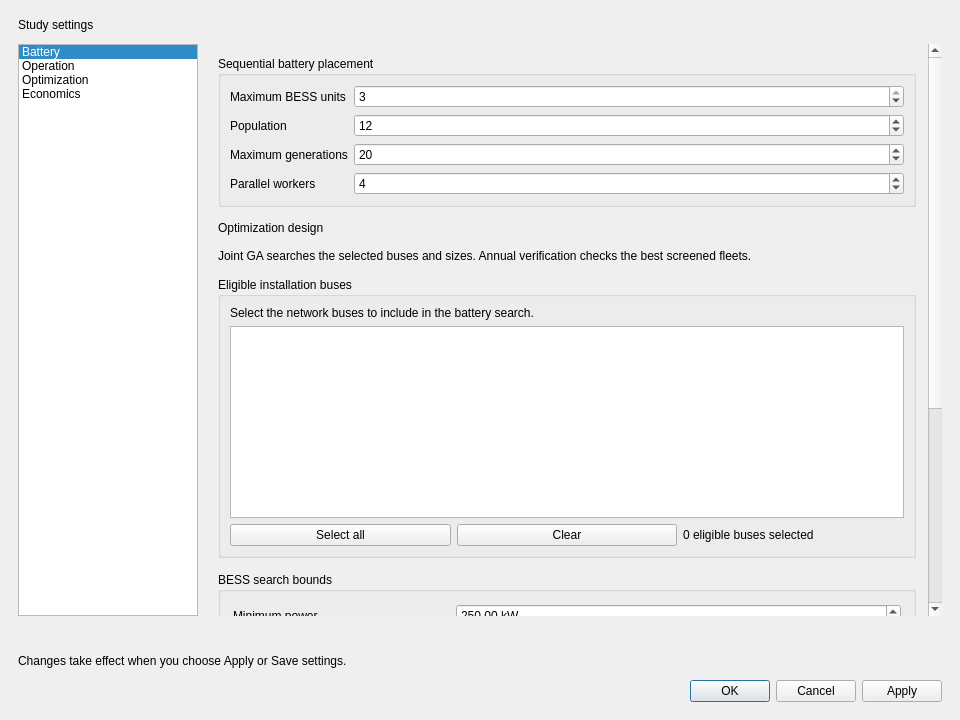
Old version of the form 07_Implementation/src/assets/settings_dialog.ui in the repository Islahi/EE499-Team16.
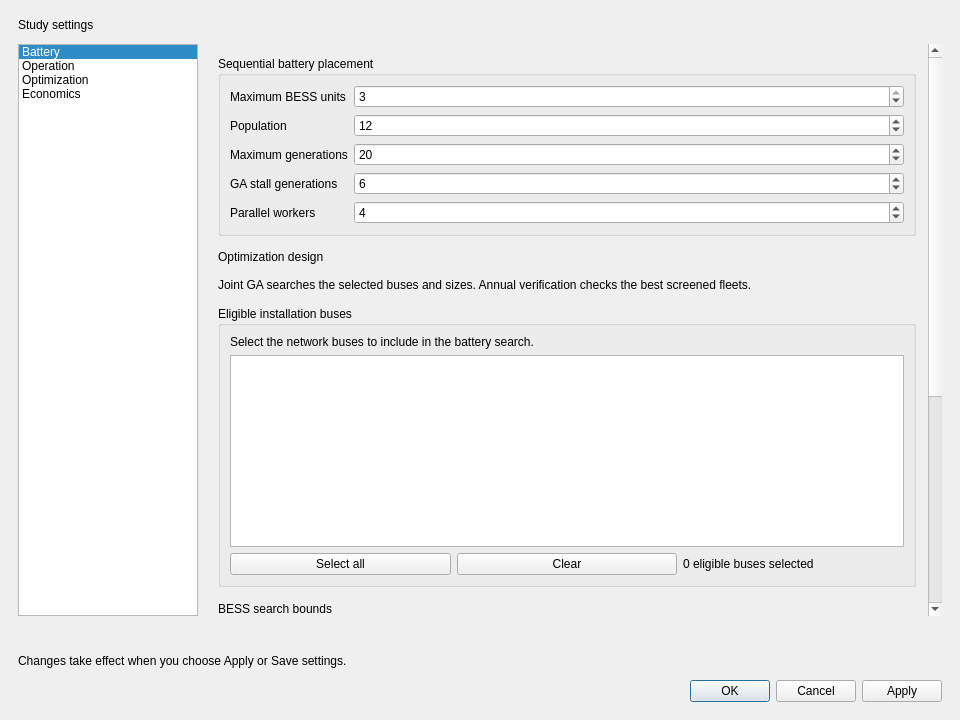
New version of the form. The open tabs and pages were chosen to show the change.

Diff of the .ui file:
```diff
--- a/07_Implementation/src/assets/settings_dialog.ui
+++ b/07_Implementation/src/assets/settings_dialog.ui
@@ -1143,6 +1143,20 @@
                   </widget>
                  </item>
                  <item row="3" column="0">
+                  <widget class="QLabel" name="lbl_ga_stall_generations">
+                   <property name="text"><string>GA stall generations</string></property>
+                   <property name="buddy"><cstring>spin_ga_stall_generations</cstring></property>
+                  </widget>
+                 </item>
+                 <item row="3" column="1">
+                  <widget class="QSpinBox" name="spin_ga_stall_generations">
+                   <property name="minimum"><number>1</number></property>
+                   <property name="maximum"><number>10000</number></property>
+                   <property name="value"><number>6</number></property>
+                   <property name="toolTip"><string>Stop after N consecutive generations without a significant best-fitness improvement.</string></property>
+                  </widget>
+                 </item>
+                 <item row="4" column="0">
                   <widget name="lbl_spin_parallel_workers" class="QLabel">
                    <property name="text">
                     <string>Parallel workers</string>
@@ -1152,7 +1166,7 @@
                    </property>
                   </widget>
                  </item>
-                 <item row="3" column="1">
+                 <item row="4" column="1">
                   <widget name="spin_parallel_workers" class="QSpinBox">
                    <property name="minimum">
                     <number>1</number>
```
Left out of the diff: 1 changed line with no effect on the pictures.
